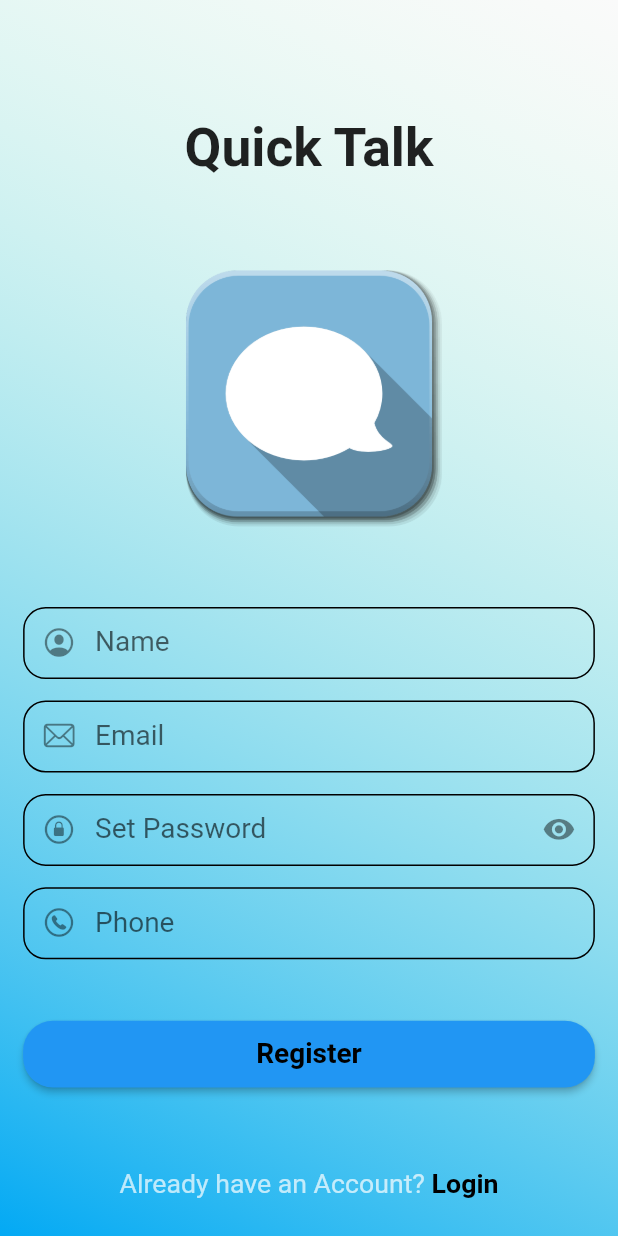
After one commit to abhishek2355/Quick-Talk, a Flutter app: the screen it shows after launch, after a tap on an icon or button, on a phone screen of 412 x 824 dp. The commit adds this screen. Run offline on Flutter 3.47's test engine with Material 2 defaults, Android fonts, the phone set to English and light mode, and no system bars; our stand-ins replace cached_network_image, cloud_firestore, emoji_picker_flutter, firebase_auth, firebase_core, firebase_messaging and 3 more; missing offline and left inert: flutter_facebook_auth, flutter_notification_channel; accounts and stored records are empty.

Commit message:
Add Register page in the project. (#33)
Co-authored-by: omkarsantoshraut <omkaraut333@gmail.com>

```diff
--- a/lib/api/apis.dart
+++ b/lib/api/apis.dart
@@ -223,3 +223,6 @@ class APIs {
     }
   }
 }
+
+
+// Login with email and password
--- a/lib/auth/login_page.dart
+++ b/lib/auth/login_page.dart
@@ -3,6 +3,7 @@ import 'dart:io';
 
 import 'package:chat_app/Screens/home_page.dart';
 import 'package:chat_app/api/apis.dart';
+import 'package:chat_app/auth/register_page.dart';
 import 'package:chat_app/utils/helpers/app_ui_helpers/app_dialogbar.dart';
 import 'package:chat_app/main.dart';
 import 'package:chat_app/utils/helpers/app_ui_helpers/app_bottomiconbar.dart';
@@ -224,7 +225,7 @@ class _LoginPageState extends State<LoginPage> {
 
                     // SizedBox with height 40
                     SizedBox(
-                      height: media.height * app_heights.height40,
+                      height: media.height * app_heights.height30,
                     ),
 
                     // Bottom iconbar
@@ -248,7 +249,22 @@ class _LoginPageState extends State<LoginPage> {
                           onTap: () {},
                         )
                       ],
-                    )
+                    ),
+                    // SizedBox with the height 40
+                    SizedBox(height: media.height * 30 / 926,),
+
+                    // Sign Up Text
+
+                    InkWell(
+                      child: Row(
+                        mainAxisAlignment: MainAxisAlignment.center,
+                        children: [
+                          Text('Don\'t have an Account?', style: TextStyle(fontSize: media.height * 20 / 926,color: Colors.white70)),
+                          Text(' Sign Up' , style: TextStyle(fontSize: media.height * 20 / 926,color: Colors.black,fontWeight: FontWeight.bold))
+                        ],
+                      ),
+                      onTap: () => Navigator.push(context, MaterialPageRoute(builder: (context) => RegisterPage(),)),
+                    ),
                   ],
                 ),
               ),
--- /dev/null
+++ b/lib/auth/register_page.dart
@@ -0,0 +1,174 @@
+
+import 'package:chat_app/auth/login_page.dart';
+import 'package:chat_app/main.dart';
+import 'package:flutter/cupertino.dart';
+import 'package:flutter/material.dart';
+import 'package:chat_app/utils/constants/app_strings.dart' as app_strings;
+import 'package:chat_app/utils/constants/app_heights.dart' as app_heights;
+import 'package:chat_app/utils/constants/app_widths.dart' as app_widths;
+
+import '../utils/helpers/app_ui_helpers/app_textfields.dart';
+
+class RegisterPage extends StatefulWidget {
+  const RegisterPage({super.key});
+
+  @override
+  State<RegisterPage> createState() => _RegisterPageState();
+}
+
+class _RegisterPageState extends State<RegisterPage> {
+
+  @override
+  Widget build(BuildContext context) {
+    media = MediaQuery.of(context).size;
+    return SafeArea(
+      child: Scaffold(
+        //  Body of Login page
+        body: Center(
+          // For give background color to the screen
+          child: Container(
+            height: media.height,
+            width: media.width,
+            alignment: Alignment.center,
+            decoration: const BoxDecoration(
+              gradient: LinearGradient(
+                begin: Alignment.topRight,
+                end: Alignment.bottomLeft,
+                colors: [
+                  Color(0x00b6fcd5),
+                  Colors.lightBlue,
+                ],
+              ),
+            ),
+
+            // Login page content
+            child: SingleChildScrollView(
+              scrollDirection: Axis.vertical,
+              child: Padding(
+                padding: EdgeInsets.symmetric(horizontal: media.width * app_widths.width16),
+                child: Column(
+                  children: [
+                    // SizedBox with height 60
+                    SizedBox(
+                      height: media.height * app_heights.height60,
+                    ),
+
+                    // App Name
+                    Text(
+                      app_strings.appName,
+                      style: TextStyle(fontSize: media.height * app_heights.height40, fontWeight: FontWeight.bold),
+                    ),
+
+                    // SizedBox with height 60
+                    SizedBox(
+                      height: media.height * app_heights.height60,
+                    ),
+
+                    // App Icon
+                    Image.asset(
+                      '${app_strings.imagePath}icon.png',
+                      width: media.height * app_heights.height200,
+                      height: media.height * app_heights.height200,
+                    ),
+
+                    // Sizedbox with height 60
+                    SizedBox(
+                      height: media.height * app_heights.height60,
+                    ),
+
+                    // Name TextFormFields
+                    const TextFormFields(
+                      hintText: app_strings.profilePageNameHintText,
+                      iconName: CupertinoIcons.profile_circled,
+                      isPasswordTextField: false,
+                      labelText: app_strings.profilePageNameLableText
+                    ),
+
+                    // Sizedbox with height 10
+                    SizedBox(
+                      height: media.height * app_heights.height10,
+                    ),
+
+                    // email TextFormFields
+                    const TextFormFields(
+                      hintText: app_strings.loginpageEmailHintText,
+                      iconName: CupertinoIcons.mail,
+                      isPasswordTextField: false,
+                      labelText: app_strings.loginpageEmailLableText
+                    ),
+
+                    // Sizedbox with height 10
+                    SizedBox(
+                      height: media.height * app_heights.height10,
+                    ),
+
+                    // Password TextFormFields
+                    const TextFormFields(
+                      hintText: app_strings.registerPageSetPasswordHinttext,
+                      iconName: CupertinoIcons.lock_circle,
+                      isPasswordTextField: true,
+                      labelText: app_strings.registerPageSetPasswordLabletext
+                    ),
+
+                    // Sizedbox with height 10
+                    SizedBox(
+                      height: media.height * app_heights.height10,
+                    ),
+
+                    // Phone TextFormFields
+                    const TextFormFields(
+                      hintText: app_strings.mobileNumberHinttext,
+                      iconName: CupertinoIcons.phone_circle,
+                      isPasswordTextField: false,
+                      labelText: app_strings.mobileNumberLabletext
+                    ),
+
+                    // SizedBox with height 40
+                    SizedBox(
+                      height: media.height * app_heights.height40,
+                    ),
+
+                    // Register Button
+                    SizedBox(
+                      height: media.height * app_heights.height50,
+                      width: double.infinity,
+                      child: ElevatedButton(
+                        style: ElevatedButton.styleFrom(
+                          shape: RoundedRectangleBorder(
+                            borderRadius: BorderRadius.circular(20), // <-- Radius
+                          ),
+                        ),
+                        onPressed: () {},
+                        child: Text(
+                          app_strings.registerButtonTextLable,
+                          style: TextStyle(fontSize: media.height * app_heights.height21, color: Colors.black, fontWeight: FontWeight.bold),
+                        ),
+                      ),
+                    ),
+
+                    // Sizedbox with height 60
+                    SizedBox(
+                      height: media.height * app_heights.height60,
+                    ),
+
+                    // Already having account
+                    InkWell(
+                      child: Row(
+                        mainAxisAlignment: MainAxisAlignment.center,
+                        children: [
+                          Text('Already have an Account?', style: TextStyle(fontSize: media.height * 20 / 926,color: Colors.white70)),
+                          Text(' Login' , style: TextStyle(fontSize: media.height * 20 / 926,color: Colors.black,fontWeight: FontWeight.bold))
+                        ],
+                      ),
+                      onTap: () => Navigator.push(context, MaterialPageRoute(builder: (context) => const LoginPage(),)),
+                    ),
+                  ],
+                ),
+              ),
+            ),
+          ),
+        ),
+      ),
+    );
+  }
+}
--- a/lib/utils/constants/app_strings.dart
+++ b/lib/utils/constants/app_strings.dart
@@ -30,3 +30,11 @@ const profilebottomSheetText = 'Pick profile Photo';
 // Chatting screen
 const chattingScreenNoConnectionText = 'Say Hii 👋';
 const chattingScreenInputHintText = 'Type Something...';
+
+
+// Register page
+const registerPageSetPasswordHinttext = 'Enter Password';
+const registerPageSetPasswordLabletext = 'Set Password';
+const mobileNumberHinttext = 'Enter phone';
+const mobileNumberLabletext = 'Phone';
+const registerButtonTextLable = 'Register';
```
